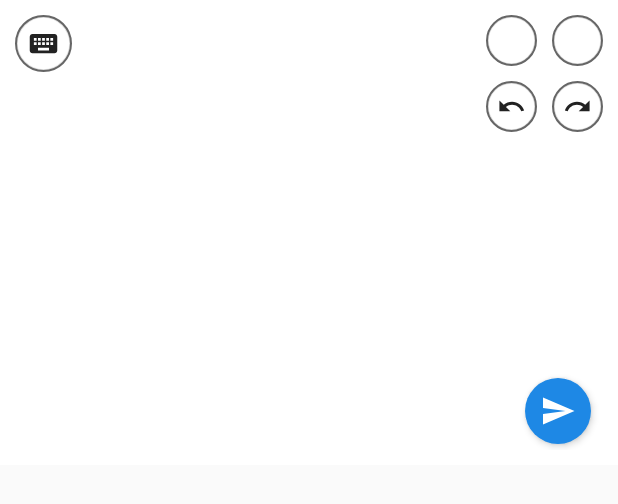
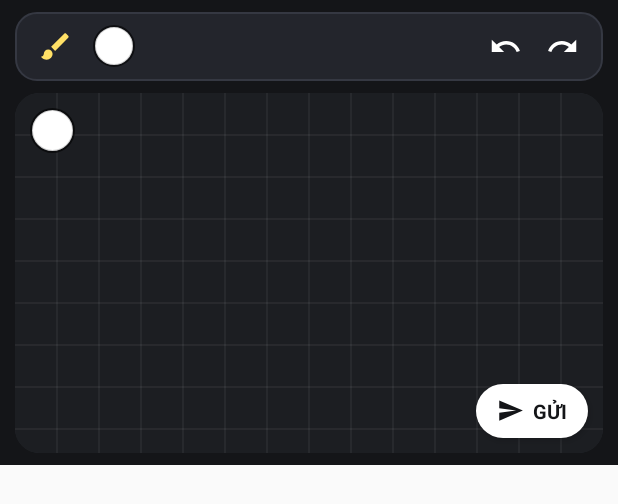
Before and after one commit to Coc0110/Ban_phim, an Android app: the layout keyboard_drawing.xml on its own in the app's theme, with its tools: preview values and no code run, on a phone screen of 412 x 824 dp. Shown: the top 504 px of the screen. Run offline under Robolectric (Android 15) with nearby library versions, the phone set to English and light mode, and no system bars.

Commit message:
feat: redesign keyboard UI with dark toolbar, brush size slider + live preview, and in-canvas send pill

```diff
--- /dev/null
+++ b/app/src/main/java/com/banphim/drawing/BrushSizeSliderView.kt
@@ -0,0 +1,110 @@
+package com.banphim.drawing
+
+import android.content.Context
+import android.graphics.Canvas
+import android.graphics.Color
+import android.graphics.Paint
+import android.util.AttributeSet
+import android.view.MotionEvent
+import android.view.View
+
+class BrushSizeSliderView @JvmOverloads constructor(
+    context: Context,
+    attrs: AttributeSet? = null,
+    defStyleAttr: Int = 0
+) : View(context, attrs, defStyleAttr) {
+
+    private val minStrokePx = 3f * resources.displayMetrics.density
+    private val maxStrokePx = 26f * resources.displayMetrics.density
+
+    var progress: Float = 0.35f
+        private set
+
+    var onSizeChanged: ((Float) -> Unit)? = null
+    var onDragStateChanged: ((Boolean) -> Unit)? = null
+
+    private val trackPaint = Paint(Paint.ANTI_ALIAS_FLAG).apply {
+        color = Color.parseColor("#55FFFFFF")
+        strokeCap = Paint.Cap.ROUND
+        strokeWidth = 4f * resources.displayMetrics.density
+    }
+    private val activeTrackPaint = Paint(Paint.ANTI_ALIAS_FLAG).apply {
+        color = Color.parseColor("#FFE082")
+        strokeCap = Paint.Cap.ROUND
+        strokeWidth = 4f * resources.displayMetrics.density
+    }
+    private val thumbPaint = Paint(Paint.ANTI_ALIAS_FLAG).apply {
+        color = Color.WHITE
+    }
+    private val thumbBorderPaint = Paint(Paint.ANTI_ALIAS_FLAG).apply {
+        style = Paint.Style.STROKE
+        color = Color.parseColor("#66000000")
+        strokeWidth = 1.5f * resources.displayMetrics.density
+    }
+
+    fun show() {
+        visibility = VISIBLE
+    }
+
+    fun hide() {
+        visibility = GONE
+        onDragStateChanged?.invoke(false)
+    }
+
+    fun setStrokeWidthPx(strokePx: Float) {
+        val clamped = strokePx.coerceIn(minStrokePx, maxStrokePx)
+        progress = (clamped - minStrokePx) / (maxStrokePx - minStrokePx)
+        invalidate()
+    }
+
+    fun currentStrokeWidthPx(): Float = minStrokePx + progress * (maxStrokePx - minStrokePx)
+
+    override fun onDraw(canvas: Canvas) {
+        super.onDraw(canvas)
+        val w = width.toFloat()
+        val h = height.toFloat()
+        if (w <= 0f || h <= 0f) return
+
+        val thumbRadius = h * 0.32f
+        val startX = thumbRadius + paddingLeft
+        val endX = w - thumbRadius - paddingRight
+        val cy = h / 2f
+        val thumbX = startX + progress * (endX - startX)
+
+        canvas.drawLine(startX, cy, endX, cy, trackPaint)
+        canvas.drawLine(startX, cy, thumbX, cy, activeTrackPaint)
+        canvas.drawCircle(thumbX, cy, thumbRadius, thumbPaint)
+        canvas.drawCircle(thumbX, cy, thumbRadius, thumbBorderPaint)
+    }
+
+    override fun onTouchEvent(event: MotionEvent): Boolean {
+        when (event.actionMasked) {
+            MotionEvent.ACTION_DOWN -> {
+                onDragStateChanged?.invoke(true)
+                updateProgress(event.x)
+                return true
+            }
+            MotionEvent.ACTION_MOVE -> {
+                updateProgress(event.x)
+                return true
+            }
+            MotionEvent.ACTION_UP, MotionEvent.ACTION_CANCEL -> {
+                updateProgress(event.x)
+                onDragStateChanged?.invoke(false)
+                return true
+            }
+        }
+        return super.onTouchEvent(event)
+    }
+
+    private fun updateProgress(x: Float) {
+        val w = width.toFloat()
+        val h = height.toFloat()
+        val thumbRadius = h * 0.32f
+        val startX = thumbRadius + paddingLeft
+        val endX = (w - thumbRadius - paddingRight).coerceAtLeast(startX + 1f)
+        progress = ((x - startX) / (endX - startX)).coerceIn(0f, 1f)
+        invalidate()
+        onSizeChanged?.invoke(currentStrokeWidthPx())
+    }
+}
--- a/app/src/main/java/com/banphim/drawing/DrawingView.kt
+++ b/app/src/main/java/com/banphim/drawing/DrawingView.kt
@@ -23,10 +23,20 @@ class DrawingView @JvmOverloads constructor(
         strokeCap = Paint.Cap.ROUND
         strokeJoin = Paint.Join.ROUND
     }
+    private val gridPaint = Paint().apply {
+        strokeWidth = 1f * resources.displayMetrics.density
+    }
+    private val previewFillPaint = Paint(Paint.ANTI_ALIAS_FLAG)
+    private val previewRingPaint = Paint(Paint.ANTI_ALIAS_FLAG).apply {
+        style = Paint.Style.STROKE
+        strokeWidth = 1.5f * resources.displayMetrics.density
+        color = Color.WHITE
+    }
 
-    private var currentPenColor: Int = Color.parseColor("#111111")
-    private var currentCanvasColor: Int = Color.WHITE
-    private var currentStrokeWidth: Float = 12f * resources.displayMetrics.density
+    private var currentPenColor: Int = Color.parseColor("#FFF176")
+    private var currentCanvasColor: Int = Color.parseColor("#1C1E22")
+    private var currentStrokeWidth: Float = 10f * resources.displayMetrics.density
+    private var brushPreviewVisible: Boolean = false
 
     private var activePath: Path? = null
     private var lastX = 0f
@@ -41,6 +51,7 @@ class DrawingView @JvmOverloads constructor(
 
     fun setPenColor(color: Int) {
         currentPenColor = color
+        if (brushPreviewVisible) invalidate()
     }
 
     fun getPenColor(): Int = currentPenColor
@@ -52,6 +63,20 @@ class DrawingView @JvmOverloads constructor(
     }
 
     fun getCanvasColor(): Int = currentCanvasColor
+
+    fun setStrokeWidth(widthPx: Float) {
+        currentStrokeWidth = widthPx
+        if (brushPreviewVisible) invalidate()
+    }
+
+    fun getStrokeWidth(): Float = currentStrokeWidth
+
+    fun setBrushPreviewVisible(visible: Boolean) {
+        if (brushPreviewVisible != visible) {
+            brushPreviewVisible = visible
+            invalidate()
+        }
+    }
 
     fun undo() {
         if (history.undo()) {
@@ -89,6 +114,7 @@ class DrawingView @JvmOverloads constructor(
 
     override fun onDraw(canvas: Canvas) {
         super.onDraw(canvas)
+        drawSubtleGrid(canvas)
         for (stroke in history.strokes()) {
             paint.color = stroke.color
             paint.strokeWidth = stroke.strokeWidth
@@ -98,6 +124,36 @@ class DrawingView @JvmOverloads constructor(
             paint.color = currentPenColor
             paint.strokeWidth = currentStrokeWidth
             canvas.drawPath(path, paint)
+        }
+        if (brushPreviewVisible) {
+            val cx = width / 2f
+            val cy = height / 2f
+            val r = currentStrokeWidth / 2f
+            previewFillPaint.color = currentPenColor
+            canvas.drawCircle(cx, cy, r, previewFillPaint)
+            canvas.drawCircle(cx, cy, r, previewRingPaint)
+        }
+    }
+
+    private fun drawSubtleGrid(canvas: Canvas) {
+        val step = 28f * resources.displayMetrics.density
+        val luminance = (0.299 * Color.red(currentCanvasColor) +
+            0.587 * Color.green(currentCanvasColor) +
+            0.114 * Color.blue(currentCanvasColor)) / 255.0
+        gridPaint.color = if (luminance < 0.5) {
+            Color.argb(18, 255, 255, 255)
+        } else {
+            Color.argb(18, 0, 0, 0)
+        }
+        var x = step
+        while (x < width) {
+            canvas.drawLine(x, 0f, x, height.toFloat(), gridPaint)
+            x += step
+        }
+        var y = step
+        while (y < height) {
+            canvas.drawLine(0f, y, width.toFloat(), y, gridPaint)
+            y += step
         }
     }
 
--- /dev/null
+++ b/app/src/main/res/drawable/canvas_card_bg.xml
@@ -0,0 +1,9 @@
+<?xml version="1.0" encoding="utf-8"?>
+<shape xmlns:android="http://schemas.android.com/apk/res/android"
+    android:shape="rectangle">
+    <solid android:color="#1C1E22" />
+    <stroke
+        android:width="1dp"
+        android:color="#32353E" />
+    <corners android:radius="16dp" />
+</shape>
--- /dev/null
+++ b/app/src/main/res/drawable/ic_brush.xml
@@ -0,0 +1,9 @@
+<vector xmlns:android="http://schemas.android.com/apk/res/android"
+    android:width="24dp"
+    android:height="24dp"
+    android:viewportWidth="24"
+    android:viewportHeight="24">
+    <path
+        android:fillColor="#FFE066"
+        android:pathData="M7,14c-1.66,0 -3,1.34 -3,3 0,1.31 -1.16,2 -2,2 0.92,1.22 2.49,2 4,2 2.21,0 4,-1.79 4,-4 0,-1.66 -1.34,-3 -3,-3zM20.71,4.63l-1.34,-1.34c-0.39,-0.39 -1.02,-0.39 -1.41,0L9,12.25 11.75,15l8.96,-8.96c0.39,-0.39 0.39,-1.02 0,-1.41z" />
+</vector>
--- a/app/src/main/res/drawable/ic_clear.xml
+++ b/app/src/main/res/drawable/ic_clear.xml
@@ -4,6 +4,6 @@
     android:viewportWidth="24"
     android:viewportHeight="24">
     <path
-        android:fillColor="#FF222222"
+        android:fillColor="#FFFFFFFF"
         android:pathData="M6,19c0,1.1 0.9,2 2,2h8c1.1,0 2,-0.9 2,-2V7H6v12zM19,4h-3.5l-1,-1h-5l-1,1H5v2h14V4z" />
 </vector>
--- a/app/src/main/res/drawable/ic_redo.xml
+++ b/app/src/main/res/drawable/ic_redo.xml
@@ -4,6 +4,6 @@
     android:viewportWidth="24"
     android:viewportHeight="24">
     <path
-        android:fillColor="#FF222222"
+        android:fillColor="#FFFFFFFF"
         android:pathData="M18.4,10.6C16.55,8.99 14.15,8 11.5,8c-4.65,0 -8.58,3.03 -9.96,7.22L3.9,16c1.05,-3.19 4.05,-5.5 7.6,-5.5 1.95,0 3.73,0.72 5.12,1.88L13,16h9V7l-3.6,3.6z" />
 </vector>
--- /dev/null
+++ b/app/src/main/res/drawable/ic_send_dark.xml
@@ -0,0 +1,9 @@
+<vector xmlns:android="http://schemas.android.com/apk/res/android"
+    android:width="20dp"
+    android:height="20dp"
+    android:viewportWidth="24"
+    android:viewportHeight="24">
+    <path
+        android:fillColor="#FF141518"
+        android:pathData="M2.01,21L23,12 2.01,3 2,10l15,2 -15,2z" />
+</vector>
--- a/app/src/main/res/drawable/ic_undo.xml
+++ b/app/src/main/res/drawable/ic_undo.xml
@@ -4,6 +4,6 @@
     android:viewportWidth="24"
     android:viewportHeight="24">
     <path
-        android:fillColor="#FF222222"
+        android:fillColor="#FFFFFFFF"
         android:pathData="M12.5,8c-2.65,0 -5.05,0.99 -6.9,2.6L2,7v9h9l-3.62,-3.62c1.39,-1.16 3.16,-1.88 5.12,-1.88 3.54,0 6.55,2.31 7.6,5.5l2.37,-0.78C21.08,11.03 17.15,8 12.5,8z" />
 </vector>
--- /dev/null
+++ b/app/src/main/res/drawable/send_pill_bg.xml
@@ -0,0 +1,6 @@
+<?xml version="1.0" encoding="utf-8"?>
+<shape xmlns:android="http://schemas.android.com/apk/res/android"
+    android:shape="rectangle">
+    <solid android:color="#FFFFFF" />
+    <corners android:radius="20dp" />
+</shape>
--- /dev/null
+++ b/app/src/main/res/drawable/toolbar_pill_bg.xml
@@ -0,0 +1,9 @@
+<?xml version="1.0" encoding="utf-8"?>
+<shape xmlns:android="http://schemas.android.com/apk/res/android"
+    android:shape="rectangle">
+    <solid android:color="#23252C" />
+    <stroke
+        android:width="1dp"
+        android:color="#353842" />
+    <corners android:radius="14dp" />
+</shape>
--- a/app/src/main/res/layout/keyboard_drawing.xml
+++ b/app/src/main/res/layout/keyboard_drawing.xml
@@ -1,78 +1,70 @@
 <?xml version="1.0" encoding="utf-8"?>
-<FrameLayout xmlns:android="http://schemas.android.com/apk/res/android"
+<LinearLayout xmlns:android="http://schemas.android.com/apk/res/android"
+    android:id="@+id/keyboardRoot"
     android:layout_width="match_parent"
     android:layout_height="@dimen/keyboard_height"
-    android:minHeight="@dimen/keyboard_height">
+    android:background="#141518"
+    android:minHeight="@dimen/keyboard_height"
+    android:orientation="vertical"
+    android:paddingHorizontal="10dp"
+    android:paddingTop="8dp"
+    android:paddingBottom="8dp">
 
-    <com.banphim.drawing.DrawingView
-        android:id="@+id/drawingView"
+    <!-- Top Toolbar -->
+    <LinearLayout
         android:layout_width="match_parent"
-        android:layout_height="match_parent" />
+        android:layout_height="46dp"
+        android:background="@drawable/toolbar_pill_bg"
+        android:gravity="center_vertical"
+        android:orientation="horizontal"
+        android:paddingHorizontal="10dp">
 
-    <FrameLayout
-        android:id="@+id/controlsOverlay"
-        android:layout_width="match_parent"
-        android:layout_height="match_parent"
-        android:padding="10dp">
+        <!-- Left: Brush size icon + expandable slider + Pen color button / slider -->
+        <ImageButton
+            android:id="@+id/btnBrushSize"
+            android:layout_width="34dp"
+            android:layout_height="34dp"
+            android:background="?android:attr/selectableItemBackgroundBorderless"
+            android:contentDescription="@string/btn_brush_size"
+            android:padding="5dp"
+            android:scaleType="centerInside"
+            android:src="@drawable/ic_brush" />
 
-        <!-- Top-left: Back to regular keyboard -->
-        <ImageButton
-            android:id="@+id/btnBackKeyboard"
-            android:layout_width="38dp"
-            android:layout_height="38dp"
-            android:layout_gravity="top|start"
-            android:background="@drawable/circle_swatch_bg"
-            android:contentDescription="@string/btn_back_keyboard"
-            android:padding="8dp"
-            android:scaleType="centerInside"
-            android:src="@drawable/ic_back_keyboard" />
-
-        <!-- Top-right column: Color buttons, Undo/Redo right below, Clear below them -->
-        <LinearLayout
-            android:layout_width="wrap_content"
-            android:layout_height="wrap_content"
-            android:layout_gravity="top|end"
-            android:gravity="end"
-            android:orientation="vertical">
-
-            <!-- Row 1: Pen color (left) + Background color (right) -->
-            <LinearLayout
-                android:layout_width="wrap_content"
-                android:layout_height="wrap_content"
-                android:gravity="center_vertical"
-                android:orientation="horizontal">
+        <com.banphim.drawing.BrushSizeSliderView
+            android:id="@+id/sliderBrushSize"
+            android:layout_width="112dp"
+            android:layout_height="32dp"
+            android:layout_marginStart="4dp"
+            android:visibility="gone" />
 
         <View
             android:id="@+id/btnPenColor"
-                    android:layout_width="34dp"
-                    android:layout_height="34dp"
-                    android:layout_marginEnd="10dp"
+            android:layout_width="28dp"
+            android:layout_height="28dp"
+            android:layout_marginStart="8dp"
             android:background="@drawable/circle_swatch_bg"
             android:contentDescription="@string/btn_pen_color" />
 
+        <com.banphim.drawing.ColorStripView
+            android:id="@+id/stripPenColor"
+            android:layout_width="150dp"
+            android:layout_height="28dp"
+            android:layout_marginStart="8dp"
+            android:visibility="gone" />
+
         <View
-                    android:id="@+id/btnBgColor"
-                    android:layout_width="34dp"
-                    android:layout_height="34dp"
-                    android:background="@drawable/circle_swatch_bg"
-                    android:contentDescription="@string/btn_bg_color" />
-            </LinearLayout>
+            android:layout_width="0dp"
+            android:layout_height="1dp"
+            android:layout_weight="1" />
 
-            <!-- Row 2: Undo + Redo right below the 2 color buttons -->
-            <LinearLayout
-                android:layout_width="wrap_content"
-                android:layout_height="wrap_content"
-                android:layout_marginTop="10dp"
-                android:orientation="horizontal">
-
+        <!-- Right: Undo + Redo -->
         <ImageButton
             android:id="@+id/btnUndo"
             android:layout_width="34dp"
             android:layout_height="34dp"
-                    android:layout_marginEnd="10dp"
-                    android:background="@drawable/circle_swatch_bg"
+            android:background="?android:attr/selectableItemBackgroundBorderless"
             android:contentDescription="@string/btn_undo"
-                    android:padding="7dp"
+            android:padding="6dp"
             android:scaleType="centerInside"
             android:src="@drawable/ic_undo" />
 
@@ -80,61 +72,94 @@
             android:id="@+id/btnRedo"
             android:layout_width="34dp"
             android:layout_height="34dp"
-                    android:background="@drawable/circle_swatch_bg"
+            android:layout_marginStart="4dp"
+            android:background="?android:attr/selectableItemBackgroundBorderless"
             android:contentDescription="@string/btn_redo"
-                    android:padding="7dp"
+            android:padding="6dp"
             android:scaleType="centerInside"
             android:src="@drawable/ic_redo" />
     </LinearLayout>
 
-            <!-- Row 3: Clear button (only visible when ink exists on canvas) -->
+    <!-- Main Drawing Canvas Card -->
+    <FrameLayout
+        android:id="@+id/canvasCard"
+        android:layout_width="match_parent"
+        android:layout_height="0dp"
+        android:layout_marginTop="8dp"
+        android:layout_weight="1"
+        android:background="@drawable/canvas_card_bg"
+        android:clipToOutline="true">
+
+        <com.banphim.drawing.DrawingView
+            android:id="@+id/drawingView"
+            android:layout_width="match_parent"
+            android:layout_height="match_parent" />
+
+        <!-- Top-left inside canvas: Background color button & vertical slider -->
+        <View
+            android:id="@+id/btnBgColor"
+            android:layout_width="30dp"
+            android:layout_height="30dp"
+            android:layout_gravity="top|start"
+            android:layout_margin="10dp"
+            android:background="@drawable/circle_swatch_bg"
+            android:contentDescription="@string/btn_bg_color" />
+
+        <com.banphim.drawing.ColorStripView
+            android:id="@+id/stripBgColor"
+            android:layout_width="30dp"
+            android:layout_height="165dp"
+            android:layout_gravity="top|start"
+            android:layout_margin="10dp"
+            android:elevation="6dp"
+            android:visibility="gone" />
+
+        <!-- Top-right inside canvas: Clear button (only visible when ink exists) -->
         <ImageButton
             android:id="@+id/btnClear"
             android:layout_width="34dp"
             android:layout_height="34dp"
-                android:layout_marginTop="10dp"
-                android:background="@drawable/circle_swatch_bg"
+            android:layout_gravity="top|end"
+            android:layout_margin="8dp"
+            android:background="?android:attr/selectableItemBackgroundBorderless"
             android:contentDescription="@string/btn_clear"
-                android:padding="7dp"
+            android:padding="6dp"
             android:scaleType="centerInside"
             android:src="@drawable/ic_clear"
             android:visibility="gone" />
-        </LinearLayout>
 
-        <!-- Horizontal pen slider replacing btnPenColor when active -->
-        <com.banphim.drawing.ColorStripView
-            android:id="@+id/stripPenColor"
-            android:layout_width="@dimen/pen_strip_width"
-            android:layout_height="34dp"
-            android:layout_gravity="top|end"
-            android:layout_marginEnd="44dp"
-            android:elevation="6dp"
-            android:visibility="gone" />
-
-        <!-- Vertical background slider replacing btnBgColor when active -->
-        <com.banphim.drawing.ColorStripView
-            android:id="@+id/stripBgColor"
-            android:layout_width="34dp"
-            android:layout_height="190dp"
-            android:layout_gravity="top|end"
-            android:elevation="6dp"
-            android:visibility="gone" />
-
-        <!-- Bottom-right: Send sticker -->
-        <ImageButton
+        <!-- Bottom-right inside canvas: Send sticker pill -->
+        <LinearLayout
             android:id="@+id/btnSend"
-            android:layout_width="44dp"
-            android:layout_height="44dp"
+            android:layout_width="wrap_content"
+            android:layout_height="36dp"
             android:layout_gravity="bottom|end"
-            android:layout_marginEnd="8dp"
-            android:layout_marginBottom="4dp"
-            android:background="@drawable/send_button_bg"
+            android:layout_margin="10dp"
+            android:background="@drawable/send_pill_bg"
+            android:clickable="true"
             android:contentDescription="@string/btn_send"
             android:elevation="3dp"
-            android:padding="10dp"
-            android:scaleType="centerInside"
-            android:src="@drawable/ic_send" />
+            android:focusable="true"
+            android:gravity="center_vertical"
+            android:orientation="horizontal"
+            android:paddingHorizontal="14dp">
+
+            <ImageView
+                android:layout_width="18dp"
+                android:layout_height="18dp"
+                android:contentDescription="@null"
+                android:src="@drawable/ic_send_dark" />
+
+            <TextView
+                android:layout_width="wrap_content"
+                android:layout_height="wrap_content"
+                android:layout_marginStart="6dp"
+                android:text="@string/btn_send_short"
+                android:textColor="#141518"
+                android:textSize="13sp"
+                android:textStyle="bold" />
+        </LinearLayout>
 
     </FrameLayout>
 
-</FrameLayout>
+</LinearLayout>
--- a/app/src/main/res/values/strings.xml
+++ b/app/src/main/res/values/strings.xml
@@ -5,10 +5,12 @@
     <string name="btn_back_keyboard">Quay lại bàn phím thường</string>
     <string name="btn_bg_color">Màu nền bảng vẽ</string>
     <string name="btn_pen_color">Màu bút</string>
+    <string name="btn_brush_size">Kích thước nét bút</string>
     <string name="btn_undo">Hoàn tác</string>
     <string name="btn_redo">Lùi hoàn tác</string>
     <string name="btn_clear">Xóa hết</string>
     <string name="btn_send">Gửi nhãn dán</string>
+    <string name="btn_send_short">GỬI</string>
 
     <string name="setup_title">Bàn phím Vẽ Sticker</string>
     <string name="setup_subtitle">Vẽ chữ tay &amp; gửi nhãn dán tách nền ngay trong khung chat</string>
```
Also changed, not shown: app/src/main/java/com/banphim/ime/DrawingKeyboardService.kt (+53 -25 lines), 2 other files. Lines whose indentation alone changed are shown as unchanged.
